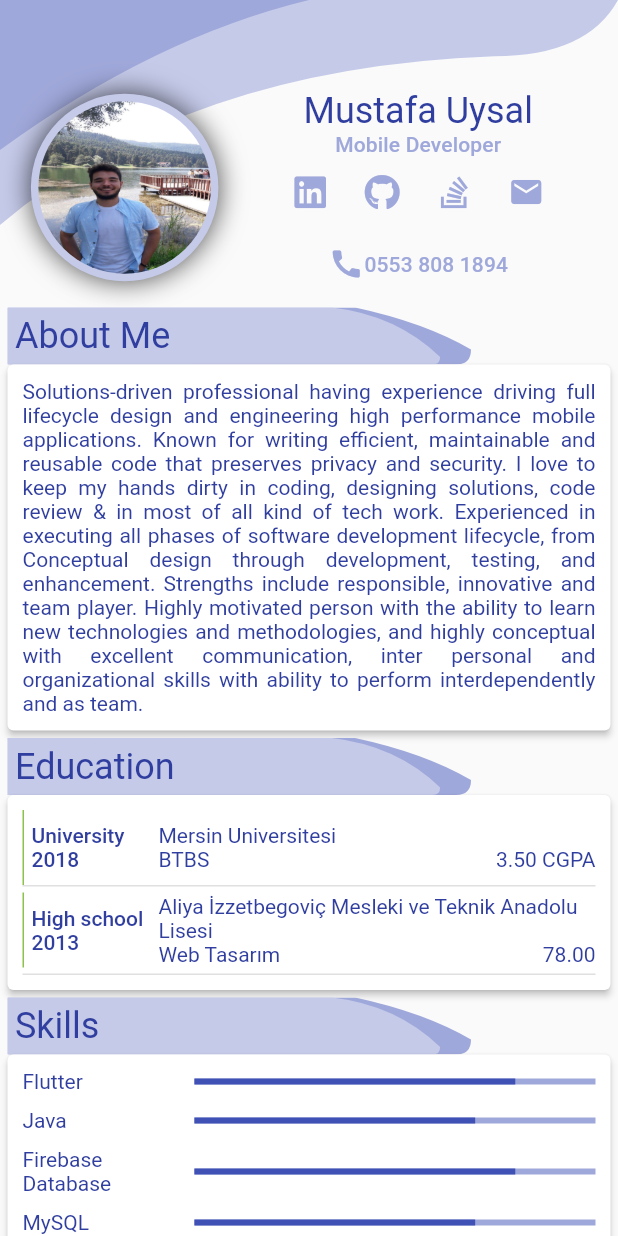
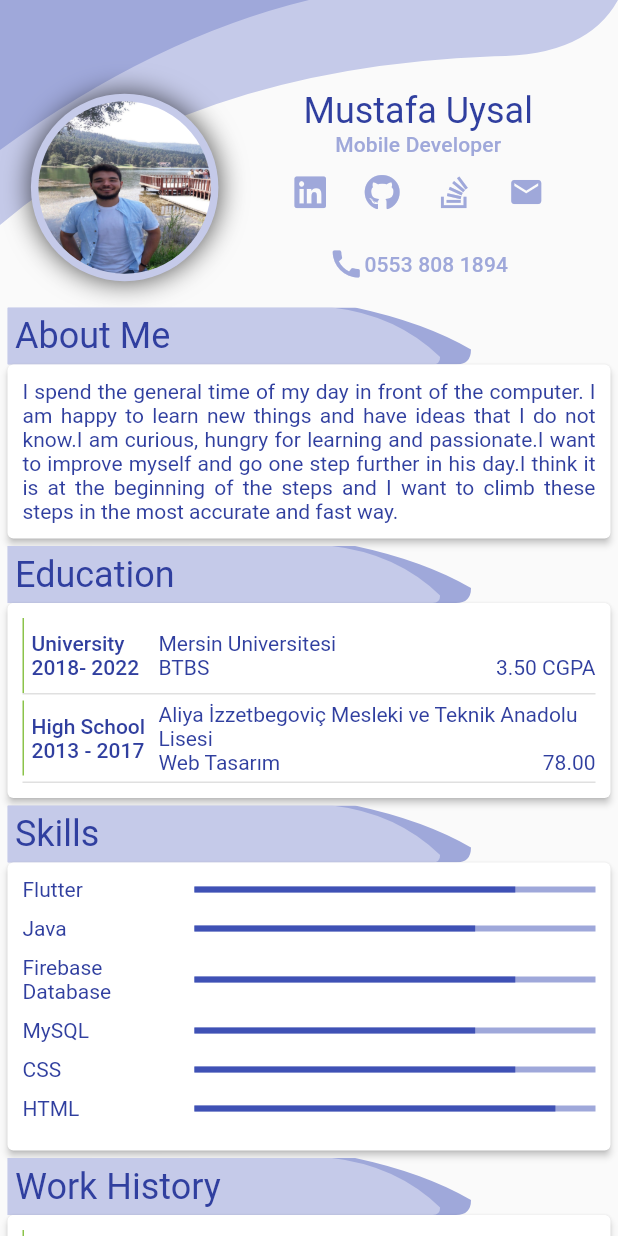
Before and after one commit to mustafauys/Resume-UI-Design, a Flutter app: the screen it shows after launch, on a phone screen of 412 x 824 dp. Run offline on Flutter 3.47's test engine with Material 2 defaults, Android fonts, the phone set to English and light mode, and no system bars; our stand-ins replace flutter_linkify, font_awesome_flutter.

Commit message:
About Me Updated

```diff
--- a/lib/resumecontent/mustafa_resume_content.dart
+++ b/lib/resumecontent/mustafa_resume_content.dart
@@ -18,15 +18,10 @@ class MustafaResumeContent {
           stackOverFlow:
               "https://stackoverflow.com/users/story/14149565",
           contactNumber: "0553 808 1894"),
-      aboutMe: "Solutions-driven professional having experience driving full"
-          " lifecycle design and engineering high performance mobile applications."
-          " Known for writing efficient, maintainable and reusable code that preserves privacy and security."
-          " I love to keep my hands dirty in coding, designing solutions, code review &  in most of all kind of tech work."
-          " Experienced in executing all phases of software development lifecycle, from Conceptual design through development,"
-          " testing, and enhancement. Strengths include responsible, innovative and team player."
-          " Highly motivated person with the ability to learn new technologies and methodologies,"
-          " and highly conceptual with excellent communication,"
-          " inter personal and organizational skills with ability to perform interdependently and as team.",
+      aboutMe: "I spend the general time of my day in front of the computer. I am happy to learn new things and have ideas that I do not know."
+      "I am curious, hungry for learning and passionate."
+      "I want to improve myself and go one step further in his day."
+      "I think it is at the beginning of the steps and I want to climb these steps in the most accurate and fast way.",
       reference: "Available on request",
       contentEducation: [
         ContentEducation(
@@ -34,14 +29,14 @@ class MustafaResumeContent {
             name: "Mersin Universitesi",
             title: "BTBS",
             grade: "3.50 CGPA",
-            year: "2018",
+            year: "2018- 2022",
             description: ""),
         ContentEducation(
-            type: "High school",
+            type: "High School",
             name: "Aliya İzzetbegoviç Mesleki ve Teknik Anadolu Lisesi",
             title: "Web Tasarım",
             grade: "78.00",
-            year: "2013",
+            year: "2013 - 2017",
             description: ""),
       ],
       contentSkills: [
```
